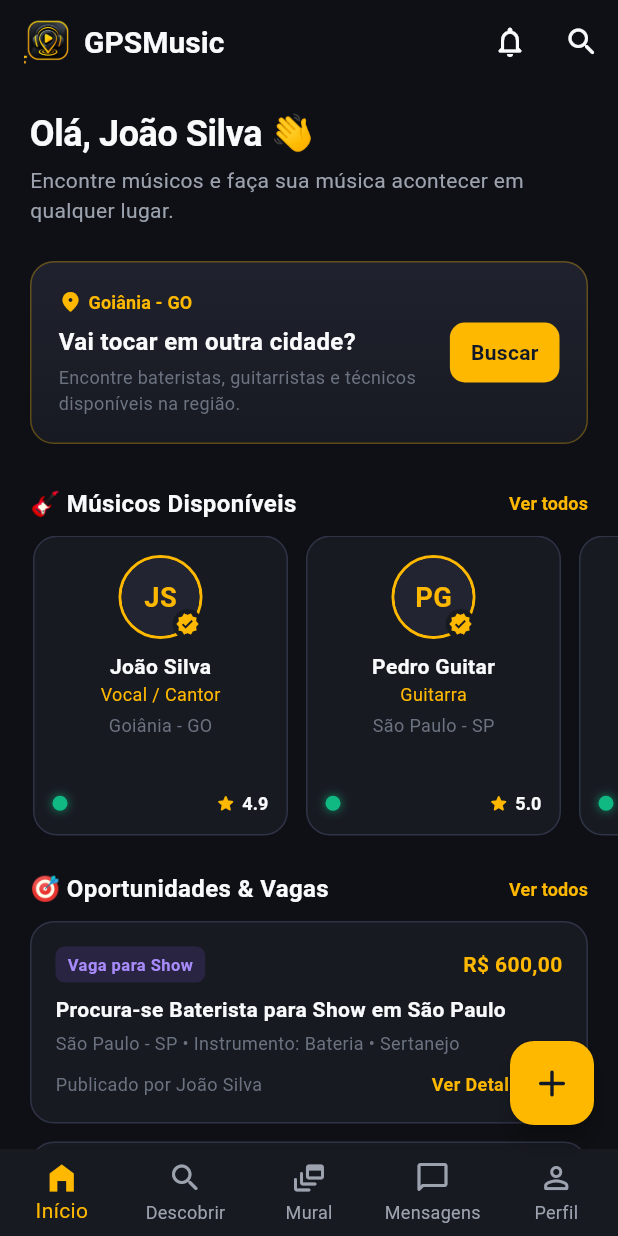
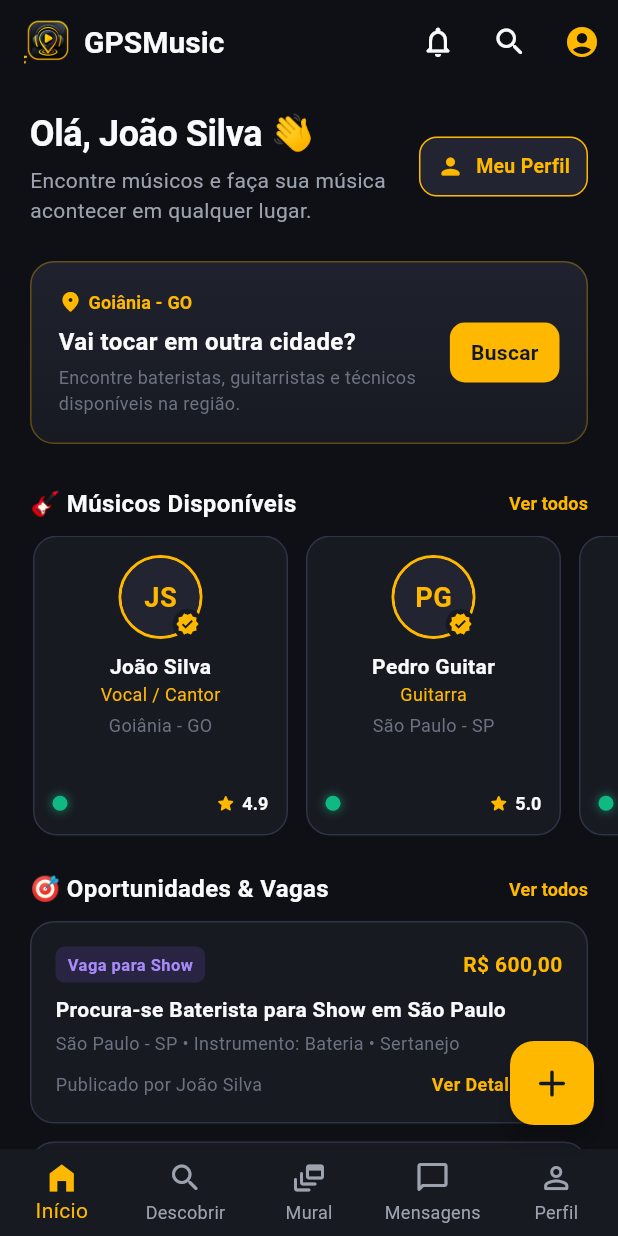
Before and after one commit to appwillb/augeplay, a Flutter app: the screen it shows after launch, on a phone screen of 412 x 824 dp. Run offline on Flutter 3.47's test engine with Material 3 defaults, Android fonts, the phone set to English and light mode, and no system bars; accounts and stored records are empty.

Commit message:
feat: add direct profile shortcuts and purge service worker

```diff
--- a/lib/features/home/presentation/screens/home_dashboard_screen.dart
+++ b/lib/features/home/presentation/screens/home_dashboard_screen.dart
@@ -73,6 +73,11 @@ class HomeDashboardScreen extends StatelessWidget {
             icon: const Icon(Icons.search_rounded),
             onPressed: () => onNavigateTab(1), // Aba Descobrir
           ),
+          IconButton(
+            icon: const Icon(Icons.account_circle_rounded, color: AppColors.primary),
+            tooltip: 'Meu Perfil',
+            onPressed: () => onNavigateTab(4), // Aba Perfil
+          ),
         ],
       ),
       body: SingleChildScrollView(
@@ -80,9 +85,12 @@ class HomeDashboardScreen extends StatelessWidget {
         child: Column(
           crossAxisAlignment: CrossAxisAlignment.start,
           children: [
-            // Header de Boas-vindas
+            // Header de Boas-vindas com botão direto de Perfil
             Padding(
               padding: const EdgeInsets.fromLTRB(20, 16, 20, 16),
+              child: Row(
+                children: [
+                  Expanded(
                     child: Column(
                       crossAxisAlignment: CrossAxisAlignment.start,
                       children: [
@@ -91,6 +99,22 @@ class HomeDashboardScreen extends StatelessWidget {
                         Text(
                           'Encontre músicos e faça sua música acontecer em qualquer lugar.',
                           style: AppTextStyles.bodyMedium,
+                        ),
+                      ],
+                    ),
+                  ),
+                  const SizedBox(width: 12),
+                  ElevatedButton.icon(
+                    style: ElevatedButton.styleFrom(
+                      backgroundColor: AppColors.surfaceElevated,
+                      foregroundColor: AppColors.primary,
+                      side: const BorderSide(color: AppColors.primary),
+                      padding: const EdgeInsets.symmetric(horizontal: 12, vertical: 10),
+                      shape: RoundedRectangleBorder(borderRadius: BorderRadius.circular(12)),
+                    ),
+                    icon: const Icon(Icons.person_rounded, size: 18),
+                    label: const Text('Meu Perfil', style: TextStyle(fontWeight: FontWeight.bold, fontSize: 13)),
+                    onPressed: () => onNavigateTab(4),
                   ),
                 ],
               ),
```
Also changed, not shown: 7 other files. Lines whose indentation alone changed are shown as unchanged.
